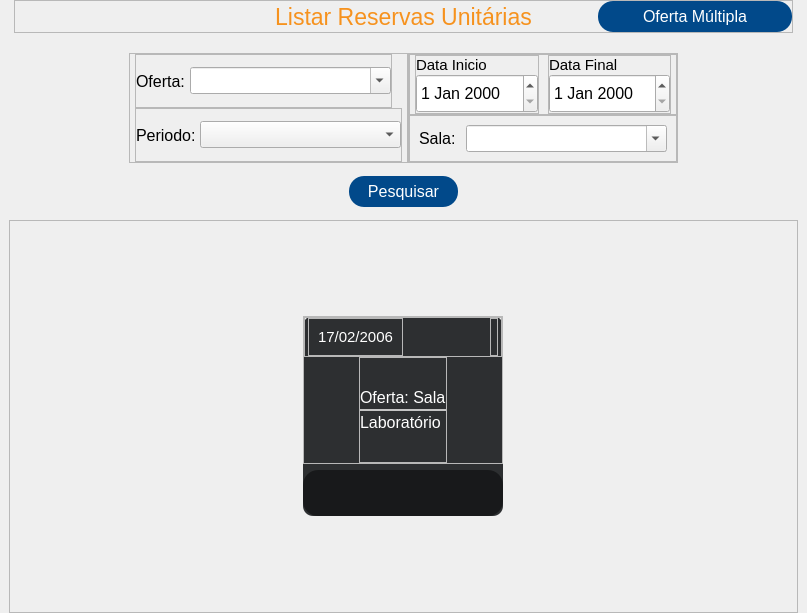
First picture: the form in App/view/ui/pesquisa.ui, repository Senac-SOR-ADS/Mapa-de-Sala, before the edit.
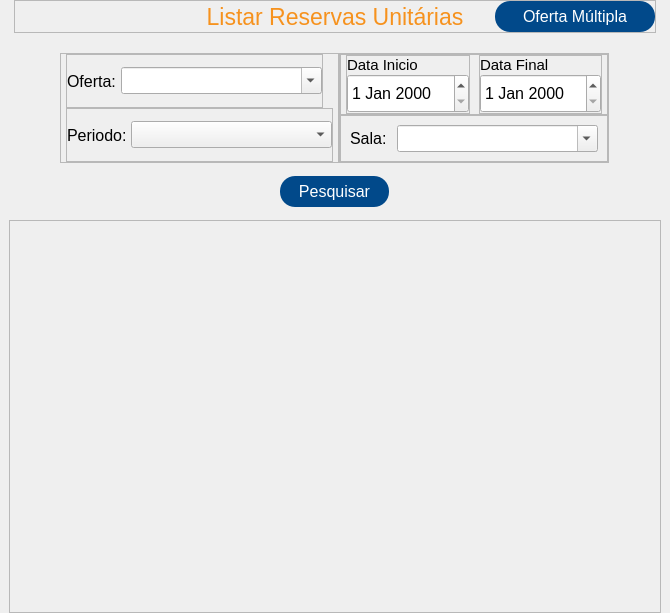
Second picture: the form after the edit. Icons and pictures are not drawn.

Commit message:
Tela pesquisa scroll (#230)
* comitando pra ir embora :)

* tela pesquisa feita

* corrigindo erro de portugues dos titulos ,_,

* arrumando tabulação pq sempre esqueço ,-,

* alterando card

alterando o card e colocando ele a parte atraves de um widget

* adicionando o resto dos icones

---------

The edit to the form file:
```diff
--- a/App/view/ui/pesquisa.ui
+++ b/App/view/ui/pesquisa.ui
@@ -6,7 +6,7 @@
    <rect>
     <x>0</x>
     <y>0</y>
-    <width>807</width>
+    <width>670</width>
     <height>613</height>
    </rect>
   </property>
@@ -18,28 +18,7 @@
 	color: #f6921e;
 }
 
-#gridContainer #containerBtns {
-	background-color: rgba(0, 0, 0, 0.46);
-	border-radius: 15px; 
-}
 
-#btnEditar {
-	border-top-right-radius: 15px;
-	border-bottom-right-radius: 15px;
-}
-
-#btnEditar:hover {
-	background-color: #423d3d;
-}
-
-#btnExcluir {
-	border-top-left-radius: 15px;
-	border-bottom-left-radius: 15px;
-}
-
-#btnExcluir:hover {
-	background-color: red;
-}
 
 #btnPesquisar, #btnTrocarOfetaMultipla, #btnTrocarOfetaUnitaria {
 	color: #fff;
@@ -53,18 +32,6 @@
 	background-color: #f6921e;
 }
 
-#conteudo {
-	background-color: #2d2f31;
-	border-radius: 10px;
-}
-
-#conteudo QLabel {
-	color: #FFF;
-}
-
-#linhaCard {
-	background-color: #FFF;
-}
 </string>
   </property>
   <layout class="QVBoxLayout" name="verticalLayout">
@@ -659,344 +626,7 @@
             <height>393</height>
            </rect>
           </property>
-          <layout class="QGridLayout" name="gridLayout">
-           <item row="0" column="0">
-            <widget class="QFrame" name="conteudo">
-             <property name="maximumSize">
-              <size>
-               <width>200</width>
-               <height>200</height>
-              </size>
-             </property>
-             <property name="frameShape">
-              <enum>QFrame::StyledPanel</enum>
-             </property>
-             <property name="frameShadow">
-              <enum>QFrame::Raised</enum>
-             </property>
-             <layout class="QVBoxLayout" name="verticalLayout_5">
-              <property name="spacing">
-               <number>6</number>
-              </property>
-              <property name="leftMargin">
-               <number>0</number>
-              </property>
-              <property name="topMargin">
-               <number>0</number>
-              </property>
-              <property name="rightMargin">
-               <number>0</number>
-              </property>
-              <property name="bottomMargin">
-               <number>0</number>
-              </property>
-              <item>
-               <widget class="QFrame" name="frame_8">
-                <property name="sizePolicy">
-                 <sizepolicy hsizetype="Expanding" vsizetype="Expanding">
-                  <horstretch>0</horstretch>
-                  <verstretch>0</verstretch>
-                 </sizepolicy>
-                </property>
-                <property name="frameShape">
-                 <enum>QFrame::StyledPanel</enum>
-                </property>
-                <property name="frameShadow">
-                 <enum>QFrame::Raised</enum>
-                </property>
-                <layout class="QVBoxLayout" name="verticalLayout_11">
-                 <property name="spacing">
-                  <number>0</number>
-                 </property>
-                 <property name="leftMargin">
-                  <number>0</number>
-                 </property>
-                 <property name="topMargin">
-                  <number>0</number>
-                 </property>
-                 <property name="rightMargin">
-                  <number>0</number>
-                 </property>
-                 <property name="bottomMargin">
-                  <number>0</number>
-                 </property>
-                 <item alignment="Qt::AlignTop">
-                  <widget class="QFrame" name="frame_7">
-                   <property name="frameShape">
-                    <enum>QFrame::StyledPanel</enum>
-                   </property>
-                   <property name="frameShadow">
-                    <enum>QFrame::Raised</enum>
-                   </property>
-                   <layout class="QHBoxLayout" name="horizontalLayout_8">
-                    <property name="spacing">
-                     <number>5</number>
-                    </property>
-                    <property name="leftMargin">
-                     <number>3</number>
-                    </property>
-                    <property name="topMargin">
-                     <number>0</number>
-                    </property>
-                    <property name="rightMargin">
-                     <number>3</number>
-                    </property>
-                    <property name="bottomMargin">
-                     <number>0</number>
-                    </property>
-                    <item>
-                     <widget class="QFrame" name="frame_11">
-                      <property name="frameShape">
-                       <enum>QFrame::StyledPanel</enum>
-                      </property>
-                      <property name="frameShadow">
-                       <enum>QFrame::Raised</enum>
-                      </property>
-                      <layout class="QVBoxLayout" name="verticalLayout_9">
-                       <item>
-                        <widget class="QLabel" name="label_6">
-                         <property name="font">
-                          <font>
-                           <pointsize>11</pointsize>
-                          </font>
-                         </property>
-                         <property name="text">
-                          <string>17/02/2006</string>
-                         </property>
-                        </widget>
-                       </item>
-                      </layout>
-                     </widget>
-                    </item>
-                    <item>
-                     <spacer name="horizontalSpacer">
-                      <property name="orientation">
-                       <enum>Qt::Horizontal</enum>
-                      </property>
-                      <property name="sizeHint" stdset="0">
-                       <size>
-                        <width>40</width>
-                        <height>20</height>
-                       </size>
-                      </property>
-                     </spacer>
-                    </item>
-                    <item>
-                     <widget class="QFrame" name="frame_12">
-                      <property name="frameShape">
-                       <enum>QFrame::StyledPanel</enum>
-                      </property>
-                      <property name="frameShadow">
-                       <enum>QFrame::Raised</enum>
-                      </property>
-                      <layout class="QVBoxLayout" name="verticalLayout_10">
-                       <property name="spacing">
-                        <number>0</number>
-                       </property>
-                       <property name="leftMargin">
-                        <number>0</number>
-                       </property>
-                       <property name="topMargin">
-                        <number>0</number>
-                       </property>
-                       <property name="rightMargin">
-                        <number>0</number>
-                       </property>
-                       <property name="bottomMargin">
-                        <number>0</number>
-                       </property>
-                       <item>
-                        <widget class="QLabel" name="label_7">
-                         <property name="maximumSize">
-                          <size>
-                           <width>30</width>
-                           <height>30</height>
-                          </size>
-                         </property>
-                         <property name="font">
-                          <font>
-                           <pointsize>8</pointsize>
-                          </font>
-                         </property>
-                         <property name="text">
-                          <string/>
-                         </property>
-                         <property name="pixmap">
-                          <pixmap>icones/iconManha.png</pixmap>
-                         </property>
-                         <property name="scaledContents">
-                          <bool>true</bool>
-                         </property>
-                         <property name="alignment">
-                          <set>Qt::AlignCenter</set>
-                         </property>
-                        </widget>
-                       </item>
-                      </layout>
-                     </widget>
-                    </item>
-                   </layout>
-                  </widget>
-                 </item>
-                 <item alignment="Qt::AlignHCenter">
-                  <widget class="QFrame" name="frame_13">
-                   <property name="sizePolicy">
-                    <sizepolicy hsizetype="Expanding" vsizetype="Expanding">
-                     <horstretch>0</horstretch>
-                     <verstretch>0</verstretch>
-                    </sizepolicy>
-                   </property>
-                   <property name="frameShape">
-                    <enum>QFrame::StyledPanel</enum>
-                   </property>
-                   <property name="frameShadow">
-                    <enum>QFrame::Raised</enum>
-                   </property>
-                   <layout class="QVBoxLayout" name="verticalLayout_13">
-                    <property name="spacing">
-                     <number>2</number>
-                    </property>
-                    <property name="leftMargin">
-                     <number>0</number>
-                    </property>
-                    <property name="topMargin">
-                     <number>0</number>
-                    </property>
-                    <property name="rightMargin">
-                     <number>0</number>
-                    </property>
-                    <property name="bottomMargin">
-                     <number>0</number>
-                    </property>
-                    <item alignment="Qt::AlignBottom">
-                     <widget class="QLabel" name="label_8">
-                      <property name="font">
-                       <font>
-                        <pointsize>12</pointsize>
-                       </font>
-                      </property>
-                      <property name="text">
-                       <string>Oferta: Sala</string>
-                      </property>
-                     </widget>
-                    </item>
-                    <item>
-                     <widget class="QFrame" name="linhaCard">
-                      <property name="maximumSize">
-                       <size>
-                        <width>16777215</width>
-                        <height>2</height>
-                       </size>
-                      </property>
-                      <property name="frameShape">
-                       <enum>QFrame::StyledPanel</enum>
-                      </property>
-                      <property name="frameShadow">
-                       <enum>QFrame::Raised</enum>
-                      </property>
-                     </widget>
-                    </item>
-                    <item alignment="Qt::AlignTop">
-                     <widget class="QLabel" name="label_9">
-                      <property name="font">
-                       <font>
-                        <pointsize>12</pointsize>
-                       </font>
-                      </property>
-                      <property name="text">
-                       <string>Laboratório</string>
-                      </property>
-                     </widget>
-                    </item>
-                   </layout>
-                  </widget>
-                 </item>
-                </layout>
-               </widget>
-              </item>
-              <item alignment="Qt::AlignBottom">
-               <widget class="QFrame" name="containerBtns">
-                <property name="frameShape">
-                 <enum>QFrame::StyledPanel</enum>
-                </property>
-                <property name="frameShadow">
-                 <enum>QFrame::Raised</enum>
-                </property>
-                <layout class="QHBoxLayout" name="horizontalLayout_6">
-                 <property name="spacing">
-                  <number>0</number>
-                 </property>
-                 <property name="leftMargin">
-                  <number>0</number>
-                 </property>
-                 <property name="topMargin">
-                  <number>0</number>
-                 </property>
-                 <property name="rightMargin">
-                  <number>0</number>
-                 </property>
-                 <property name="bottomMargin">
-                  <number>0</number>
-                 </property>
-                 <item>
-                  <widget class="QPushButton" name="btnExcluir">
-                   <property name="minimumSize">
-                    <size>
-                     <width>0</width>
-                     <height>46</height>
-                    </size>
-                   </property>
-                   <property name="cursor">
-                    <cursorShape>PointingHandCursor</cursorShape>
-                   </property>
-                   <property name="text">
-                    <string/>
-                   </property>
-                   <property name="icon">
-                    <iconset>
-                     <normaloff>icones/iconLixeira.png</normaloff>icones/iconLixeira.png</iconset>
-                   </property>
-                   <property name="iconSize">
-                    <size>
-                     <width>24</width>
-                     <height>24</height>
-                    </size>
-                   </property>
-                  </widget>
-                 </item>
-                 <item>
-                  <widget class="QPushButton" name="btnEditar">
-                   <property name="minimumSize">
-                    <size>
-                     <width>0</width>
-                     <height>46</height>
-                    </size>
-                   </property>
-                   <property name="cursor">
-                    <cursorShape>PointingHandCursor</cursorShape>
-                   </property>
-                   <property name="text">
-                    <string/>
-                   </property>
-                   <property name="icon">
-                    <iconset>
-                     <normaloff>icones/iconEdit.png</normaloff>icones/iconEdit.png</iconset>
-                   </property>
-                   <property name="iconSize">
-                    <size>
-                     <width>24</width>
-                     <height>24</height>
-                    </size>
-                   </property>
-                  </widget>
-                 </item>
-                </layout>
-               </widget>
-              </item>
-             </layout>
-            </widget>
-           </item>
-          </layout>
+          <layout class="QGridLayout" name="gridLayout"/>
          </widget>
         </widget>
        </item>
```
Left out of the diff: 2 changed lines with no effect on the pictures. The commit also changes 6 other files.
